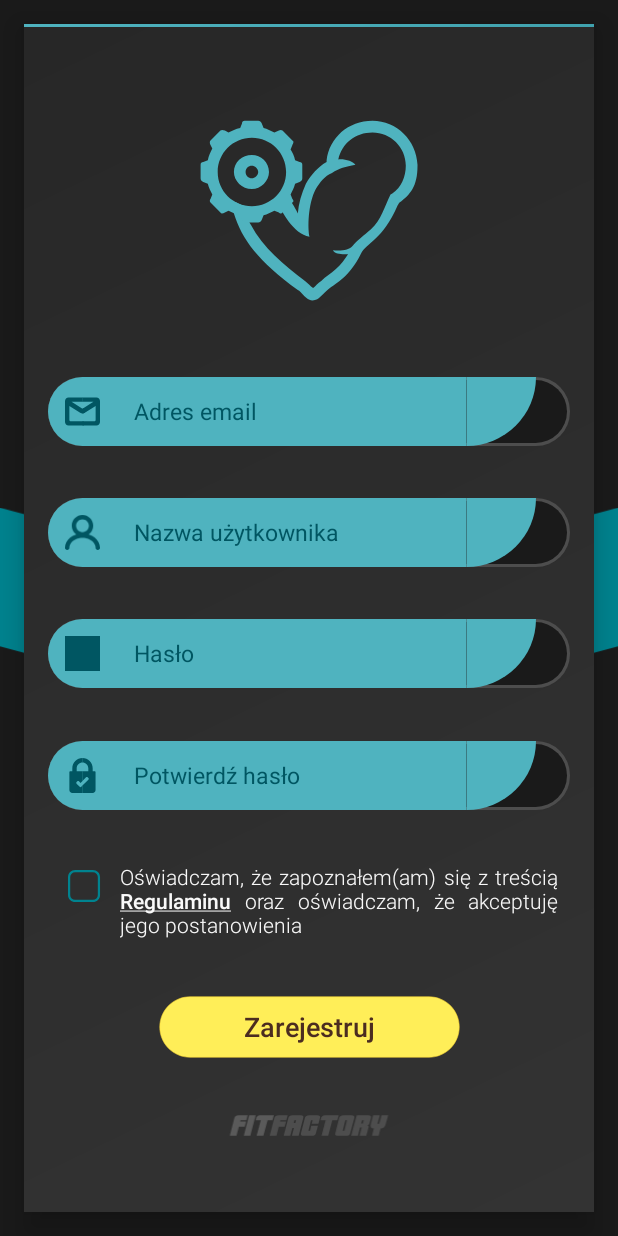
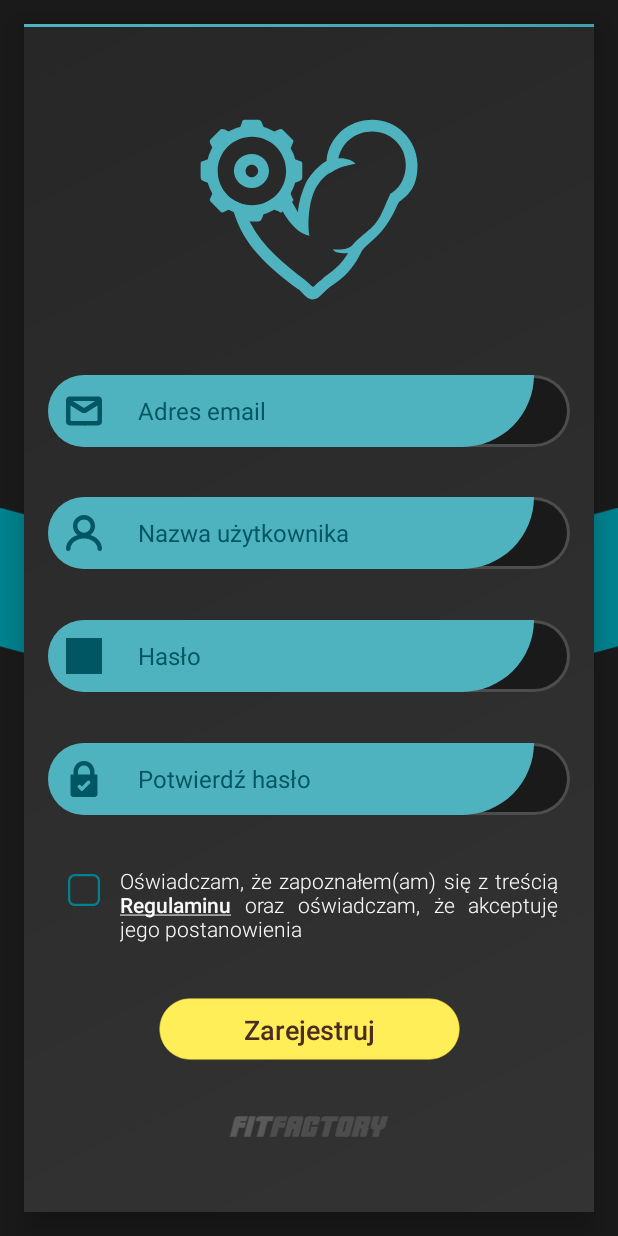
Before and after one commit to pdolot/FitFactory, an Android app: the SignUpFragment screen opened through its navigation route, on a phone screen of 412 x 824 dp. Run offline under Robolectric (Android 15) with nearby library versions, the phone set to English and light mode, and no system bars.

Commit message:
Edit FancyEditText

```diff
--- a/app/src/main/java/com/example/fitfactory/presentation/components/FancyEditText.java
+++ b/app/src/main/java/com/example/fitfactory/presentation/components/FancyEditText.java
@@ -53,9 +53,11 @@ public class FancyEditText extends AppCompatEditText implements View.OnTouchList
     @Override
     protected void onMeasure(int widthMeasureSpec, int heightMeasureSpec) {
         super.onMeasure(widthMeasureSpec, heightMeasureSpec);
-
         width = getDefaultSize(getSuggestedMinimumWidth(), widthMeasureSpec);
-        height = getDefaultSize(getSuggestedMinimumHeight(), heightMeasureSpec);
+        height = (int) (getTextSize() * 3);
+        if (height % 2 != 0) {
+            height += 1;
+        }
     }
 
     @Override
@@ -70,9 +72,9 @@ public class FancyEditText extends AppCompatEditText implements View.OnTouchList
         Canvas mCanvas = new Canvas(bitmap);
 
         // outline
-        if (hasFocus()){
+        if (hasFocus()) {
             mCanvas.drawRoundRect(0, 0, width, height, height / 2, height / 2, iconBackgroundPaint);
-        }else{
+        } else {
             mCanvas.drawRoundRect(0, 0, width, height, height / 2, height / 2, outlineBackgroundPaint);
         }
 
--- a/app/src/main/res/layout/sign_in_fragment.xml
+++ b/app/src/main/res/layout/sign_in_fragment.xml
@@ -45,7 +45,7 @@
         <com.example.fitfactory.presentation.components.FancyEditText
                 android:id="@+id/signInFragment_userName"
                 android:layout_width="match_parent"
-                android:layout_height="48dp"
+                android:layout_height="wrap_content"
                 android:fontFamily="sans-serif"
                 android:hint="@string/user_name"
                 android:inputType="text"
@@ -65,7 +65,7 @@
         <com.example.fitfactory.presentation.components.FancyEditText
                 android:id="@+id/signInFragment_userPassword"
                 android:layout_width="match_parent"
-                android:layout_height="@dimen/edit_text_size"
+                android:layout_height="wrap_content"
                 android:fontFamily="sans-serif"
                 android:hint="@string/password"
                 android:inputType="textPassword"
--- a/app/src/main/res/layout/sign_up_fragment.xml
+++ b/app/src/main/res/layout/sign_up_fragment.xml
@@ -45,7 +45,7 @@
         <com.example.fitfactory.presentation.components.FancyEditText
                 android:id="@+id/signUpFragment_userEmail"
                 android:layout_width="match_parent"
-                android:layout_height="@dimen/edit_text_size"
+                android:layout_height="wrap_content"
                 android:fontFamily="sans-serif"
                 android:hint="@string/email_address"
                 android:inputType="textEmailAddress"
@@ -65,7 +65,7 @@
         <com.example.fitfactory.presentation.components.FancyEditText
                 android:id="@+id/signUpFragment_userName"
                 android:layout_width="match_parent"
-                android:layout_height="@dimen/edit_text_size"
+                android:layout_height="wrap_content"
                 android:fontFamily="sans-serif"
                 android:hint="@string/user_name"
                 android:inputType="text"
@@ -85,7 +85,7 @@
         <com.example.fitfactory.presentation.components.FancyEditText
                 android:id="@+id/signUpFragment_userPassword"
                 android:layout_width="match_parent"
-                android:layout_height="@dimen/edit_text_size"
+                android:layout_height="wrap_content"
                 android:fontFamily="sans-serif"
                 android:hint="@string/password"
                 android:inputType="textPassword"
@@ -105,7 +105,7 @@
         <com.example.fitfactory.presentation.components.FancyEditText
                 android:id="@+id/signUpFragment_userConfirmPassword"
                 android:layout_width="match_parent"
-                android:layout_height="@dimen/edit_text_size"
+                android:layout_height="wrap_content"
                 android:fontFamily="sans-serif"
                 android:hint="@string/confirm_password"
                 android:inputType="textPassword"
--- a/app/src/main/res/values/styles.xml
+++ b/app/src/main/res/values/styles.xml
@@ -27,7 +27,7 @@
         <item name="android:background">@android:color/transparent</item>
         <item name="android:textCursorDrawable">@null</item>
         <item name="android:importantForAutofill" tools:targetApi="o">no</item>
-        <item name="android:textSize">15sp</item>
+        <item name="android:textSize">16sp</item>
     </style>
 
 </resources>
```
